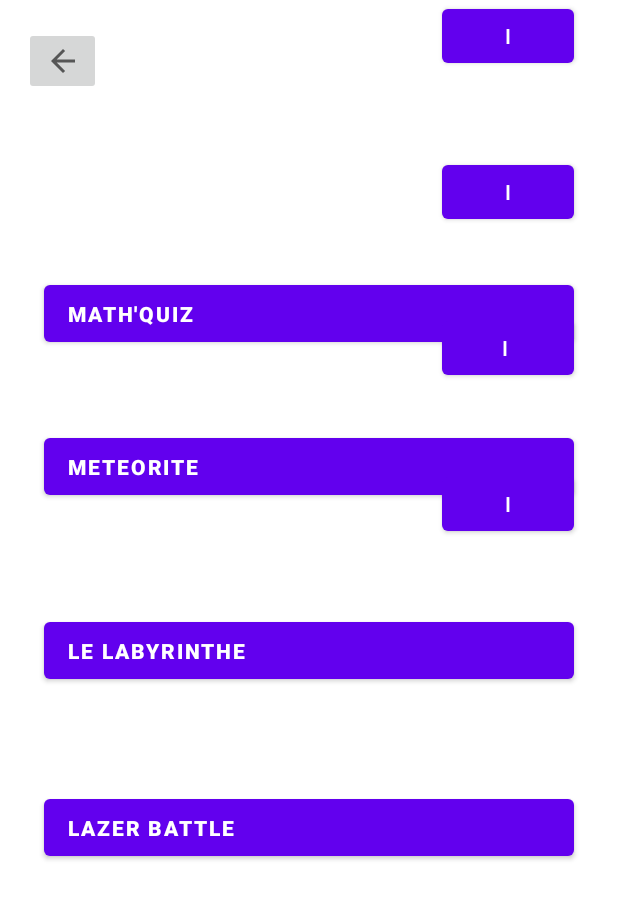
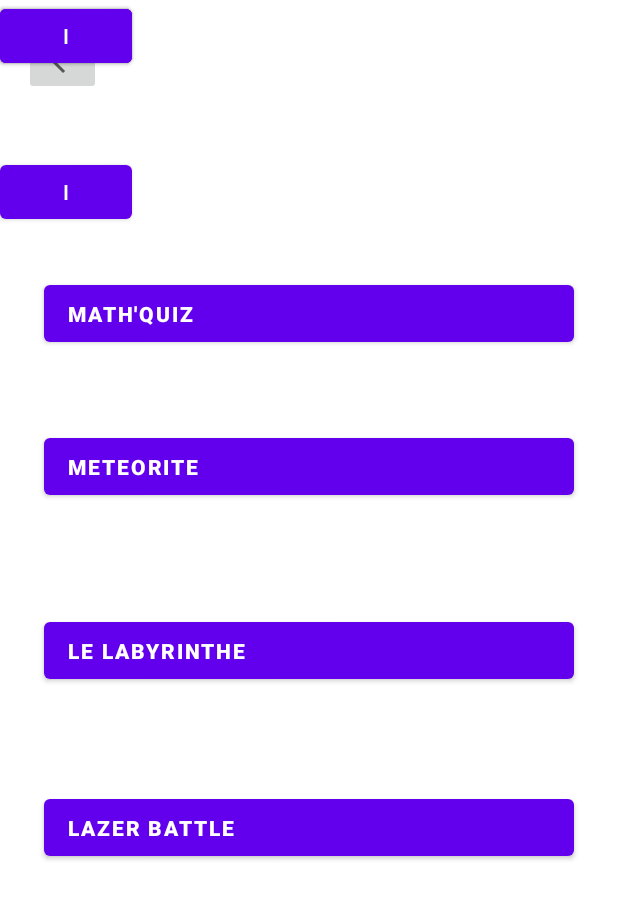
Before and after one commit to THlBQUT/MiniMaths, an Android app: the SoloGameList screen opened directly, with no data from a screen before it, on a phone screen of 412 x 824 dp. Shown: the top 899 px of the screen. Run offline under Robolectric (Android 15) with nearby library versions, the phone set to English and light mode, and no system bars.

Commit message:
Update activity_solo_game_list.xml

```diff
--- a/app/src/main/res/layout/activity_solo_game_list.xml
+++ b/app/src/main/res/layout/activity_solo_game_list.xml
@@ -73,25 +73,28 @@
     <Button
             android:text="i"
             android:layout_width="wrap_content"
-            android:layout_height="wrap_content" android:id="@+id/info1" tools:layout_editor_absoluteY="162dp"
-            app:layout_constraintEnd_toEndOf="@+id/button" tools:ignore="MissingConstraints"/>
+            android:layout_height="wrap_content"
+            android:id="@+id/info1"
+            tools:layout_editor_absoluteY="162dp"
+            tools:ignore="MissingConstraints"/>
     <Button
             android:text="i"
             android:layout_width="wrap_content"
-            android:layout_height="wrap_content" android:id="@+id/info2"
+            android:layout_height="wrap_content"
+            android:id="@+id/info2"
             app:layout_constraintTop_toBottomOf="@+id/info1"
-            android:layout_marginTop="56dp" app:layout_constraintEnd_toEndOf="@+id/button2"/>
+            android:layout_marginTop="56dp"/>
     <Button
             android:text="i "
             android:layout_width="wrap_content"
-            android:layout_height="wrap_content" android:id="@+id/info3"
-            app:layout_constraintTop_toBottomOf="@+id/info2"
-            android:layout_marginTop="56dp" app:layout_constraintEnd_toEndOf="@+id/button6"/>
+            android:layout_height="wrap_content"
+            android:id="@+id/info3"
+            android:layout_marginTop="56dp"/>
     <Button
             android:text="i"
             android:layout_width="wrap_content"
-            android:layout_height="wrap_content" android:id="@+id/info4"
-            app:layout_constraintTop_toBottomOf="@+id/info3"
-            android:layout_marginTop="56dp" app:layout_constraintEnd_toEndOf="@+id/button3"/>
+            android:layout_height="wrap_content"
+            android:id="@+id/info4"
+            android:layout_marginTop="56dp"/>
 
 </androidx.constraintlayout.widget.ConstraintLayout>
```
